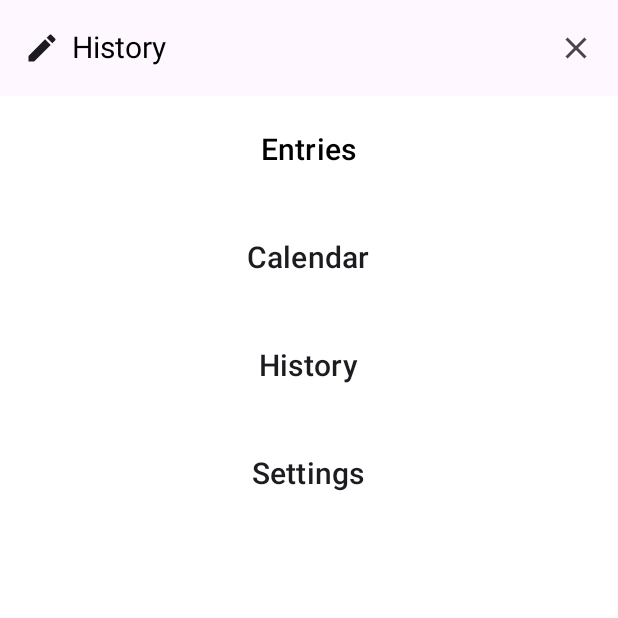
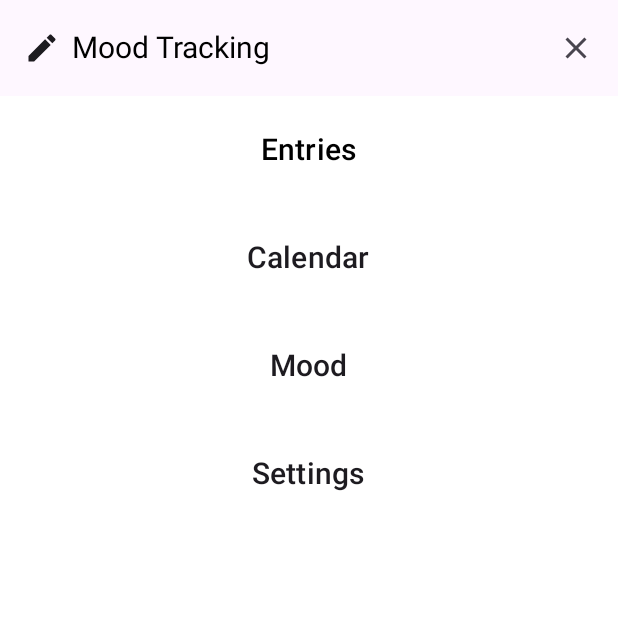
Before and after one commit to selemem/Gustavo_Final_Project, an Android app built with Jetpack Compose: the MoodActivity screen opened directly, with no data from a screen before it, after a tap on "Menu", on a phone screen of 412 x 824 dp, the top half of it. Run offline under Robolectric (Android 15) with nearby library versions, the phone set to English and light mode, and no system bars.

Commit message:
History activity changed to Mood activity.

```diff
--- a/app/src/main/AndroidManifest.xml
+++ b/app/src/main/AndroidManifest.xml
@@ -43,7 +43,7 @@
             android:theme="@style/AppTheme.NoActionBar">
         </activity>
 
-        <activity android:name=".HistoryActivity"
+        <activity android:name=".MoodActivity"
             android:exported="true"
             android:label="@string/app_name"
             android:theme="@style/AppTheme.NoActionBar">
--- a/app/src/main/java/com/example/gustavo_final_project/CalendarActivity.kt
+++ b/app/src/main/java/com/example/gustavo_final_project/CalendarActivity.kt
@@ -6,7 +6,6 @@ import android.view.ViewGroup
 import android.widget.CalendarView
 import androidx.activity.ComponentActivity
 import androidx.activity.compose.setContent
-import androidx.compose.foundation.layout.Box
 import androidx.compose.foundation.layout.fillMaxSize
 import androidx.compose.foundation.layout.padding
 import androidx.compose.runtime.Composable
@@ -14,7 +13,6 @@ import androidx.compose.runtime.getValue
 import androidx.compose.runtime.mutableStateOf
 import androidx.compose.runtime.setValue
 import androidx.compose.ui.Modifier
-import androidx.compose.ui.graphics.Color
 import androidx.compose.ui.unit.dp
 import androidx.compose.ui.viewinterop.AndroidView
 import java.util.Calendar
@@ -64,7 +62,7 @@ class CalendarActivity : ComponentActivity(), MenuItemClickListener {
         val intent = when (item) {
             "Entries" -> Intent(this, HomePageActivity::class.java)
             "Calendar" -> Intent(this, CalendarActivity::class.java)
-            "History" -> Intent(this, HistoryActivity::class.java)
+            "Mood" -> Intent(this, MoodActivity::class.java)
             "Settings" -> Intent(this, SettingsActivity::class.java)
             else -> null
         }
--- a/app/src/main/java/com/example/gustavo_final_project/HomePageActivity.kt
+++ b/app/src/main/java/com/example/gustavo_final_project/HomePageActivity.kt
@@ -11,16 +11,13 @@ import androidx.compose.foundation.layout.Box
 import androidx.compose.foundation.layout.Column
 import androidx.compose.foundation.layout.Spacer
 import androidx.compose.foundation.layout.fillMaxSize
-import androidx.compose.foundation.layout.fillMaxWidth
 import androidx.compose.foundation.layout.height
 import androidx.compose.foundation.layout.padding
 import androidx.compose.foundation.lazy.LazyColumn
 import androidx.compose.foundation.lazy.items
 import androidx.compose.foundation.shape.CircleShape
-import androidx.compose.foundation.shape.RoundedCornerShape
 import androidx.compose.material.icons.Icons
 import androidx.compose.material.icons.filled.Add
-import androidx.compose.material3.Card
 import androidx.compose.material3.FloatingActionButton
 import androidx.compose.material3.Icon
 import androidx.compose.material3.Text
@@ -28,10 +25,7 @@ import androidx.compose.runtime.Composable
 import androidx.compose.runtime.getValue
 import androidx.compose.runtime.mutableStateListOf
 import androidx.compose.runtime.mutableStateOf
-import androidx.compose.runtime.remember
-import androidx.compose.runtime.saveable.rememberSaveable
 import androidx.compose.runtime.setValue
-import androidx.compose.runtime.snapshots.SnapshotStateList
 import androidx.compose.ui.Alignment
 import androidx.compose.ui.Modifier
 import androidx.compose.ui.graphics.Color
@@ -70,8 +64,8 @@ class HomePageActivity : ComponentActivity(), MenuItemClickListener {
     override fun onItemClick(item: String) {
         val intent = when (item) {
             "Entries" -> Intent(this, HomePageActivity::class.java)
-            "Calendar" -> Intent(this, CalendarActivity::class.java)
-            "History" -> Intent(this, HistoryActivity::class.java)
+            "Mood" -> Intent(this, CalendarActivity::class.java)
+            "History" -> Intent(this, MoodActivity::class.java)
             "Settings" -> Intent(this, SettingsActivity::class.java)
             else -> null
         }
--- a/app/src/main/java/com/example/gustavo_final_project/HistoryActivity.kt
+++ b/app/src/main/java/com/example/gustavo_final_project/MoodActivity.kt
@@ -8,17 +8,17 @@ import androidx.compose.runtime.getValue
 import androidx.compose.runtime.mutableStateOf
 import androidx.compose.runtime.setValue
 
-class HistoryActivity : ComponentActivity(), MenuItemClickListener {
+class MoodActivity : ComponentActivity(), MenuItemClickListener {
     private var showMenu by mutableStateOf(false)
 
     override fun onCreate(savedInstanceState: Bundle?) {
         super.onCreate(savedInstanceState)
         setContent {
             TopBarAndMenu(
-                title = "History",
+                title = "Mood Tracking",
                 onMenuClick = { showMenu = !showMenu },
                 showMenu = showMenu,
-                onItemClick = this@HistoryActivity::onItemClick
+                onItemClick = this@MoodActivity::onItemClick
             )
         }
     }
@@ -27,7 +27,7 @@ class HistoryActivity : ComponentActivity(), MenuItemClickListener {
         val intent = when (item) {
             "Entries" -> Intent(this, HomePageActivity::class.java)
             "Calendar" -> Intent(this, CalendarActivity::class.java)
-            "History" -> Intent(this, HistoryActivity::class.java)
+            "Mood" -> Intent(this, MoodActivity::class.java)
             "Settings" -> Intent(this, SettingsActivity::class.java)
             else -> null
         }
--- a/app/src/main/java/com/example/gustavo_final_project/SettingsActivity.kt
+++ b/app/src/main/java/com/example/gustavo_final_project/SettingsActivity.kt
@@ -4,7 +4,6 @@ import android.content.Intent
 import android.os.Bundle
 import androidx.activity.ComponentActivity
 import androidx.activity.compose.setContent
-import androidx.compose.material3.Text
 import androidx.compose.runtime.getValue
 import androidx.compose.runtime.mutableStateOf
 import androidx.compose.runtime.setValue
@@ -28,7 +27,7 @@ class SettingsActivity : ComponentActivity(), MenuItemClickListener {
         val intent = when (item) {
             "Entries" -> Intent(this, HomePageActivity::class.java)
             "Calendar" -> Intent(this, CalendarActivity::class.java)
-            "History" -> Intent(this, HistoryActivity::class.java)
+            "Mood" -> Intent(this, MoodActivity::class.java)
             "Settings" -> Intent(this, SettingsActivity::class.java)
             else -> null
         }
--- a/app/src/main/java/com/example/gustavo_final_project/TopBarAndMenu.kt
+++ b/app/src/main/java/com/example/gustavo_final_project/TopBarAndMenu.kt
@@ -93,7 +93,7 @@ fun TopBarAndMenu(
 fun SideBarMenu(
     onItemClick: (String) -> Unit // Accepts the click events for each menu item
 ) {
-    val options = listOf("Entries", "Calendar", "History", "Settings")
+    val options = listOf("Entries", "Calendar", "Mood", "Settings")
     var selectedOption by remember { mutableStateOf(options.first()) }
 
     Column(
```
